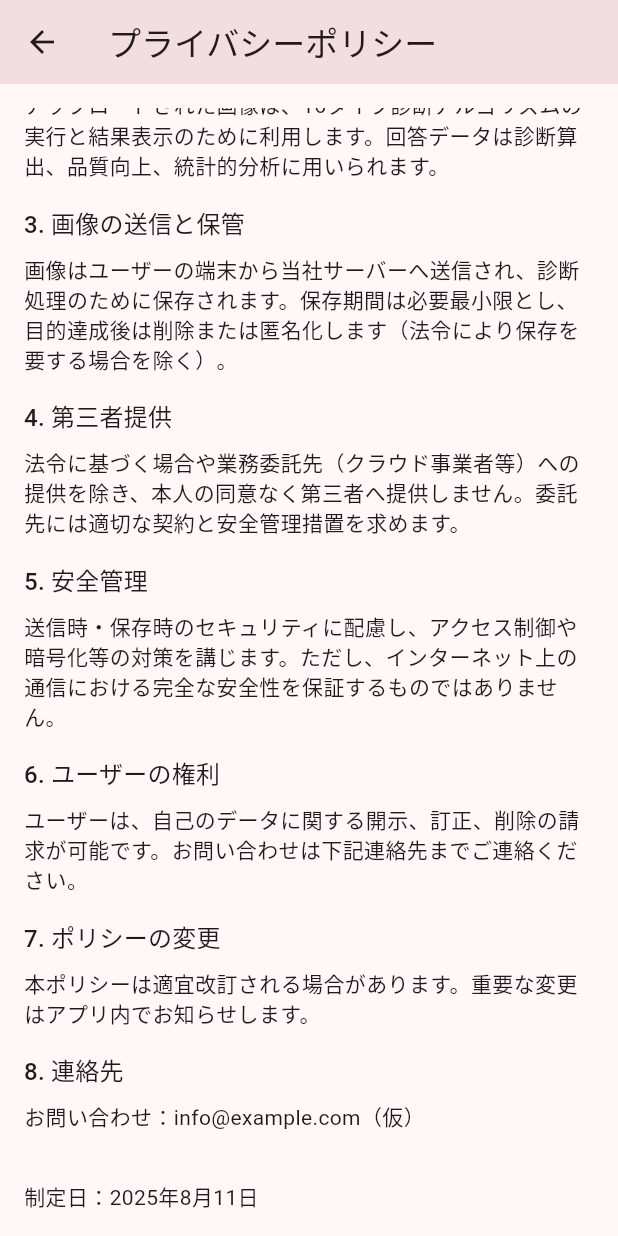
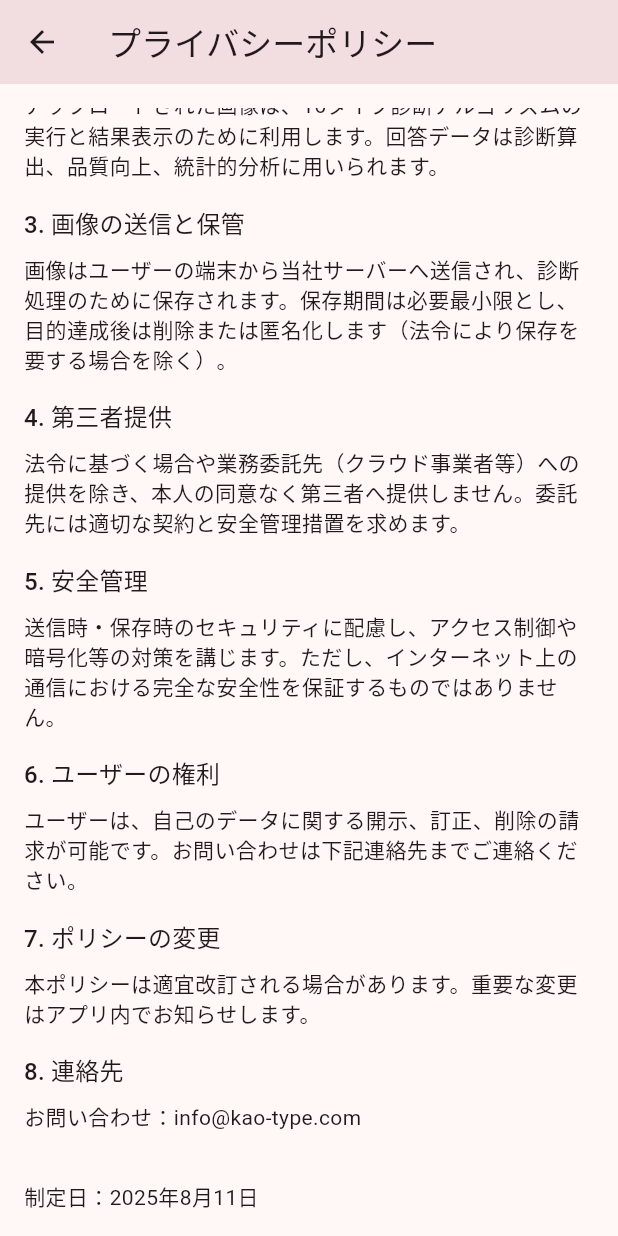
Before and after one commit to funachandesu/kaotype, a Flutter app: the PrivacyPage screen opened directly, scrolled down 175 dp, on a phone screen of 412 x 824 dp. Run offline on Flutter 3.47's test engine with Material 3 defaults, Android fonts, the phone set to English and light mode, and no system bars; our stand-ins replace dio, flutter_riverpod, image_picker, share_plus.

Commit message:
アドレスを変更

```diff
--- a/lib/features/legal/privacy_page.dart
+++ b/lib/features/legal/privacy_page.dart
@@ -89,7 +89,7 @@ class _PrivacyBody extends StatelessWidget {
 
         Text('8. 連絡先', style: h),
         const SizedBox(height: 8),
-        Text('お問い合わせ：info@example.com（仮）', style: p),
+        Text('お問い合わせ：info@kao-type.com', style: p),
         const SizedBox(height: 32),
         Text('制定日：2025年8月11日', style: p),
       ],
```
